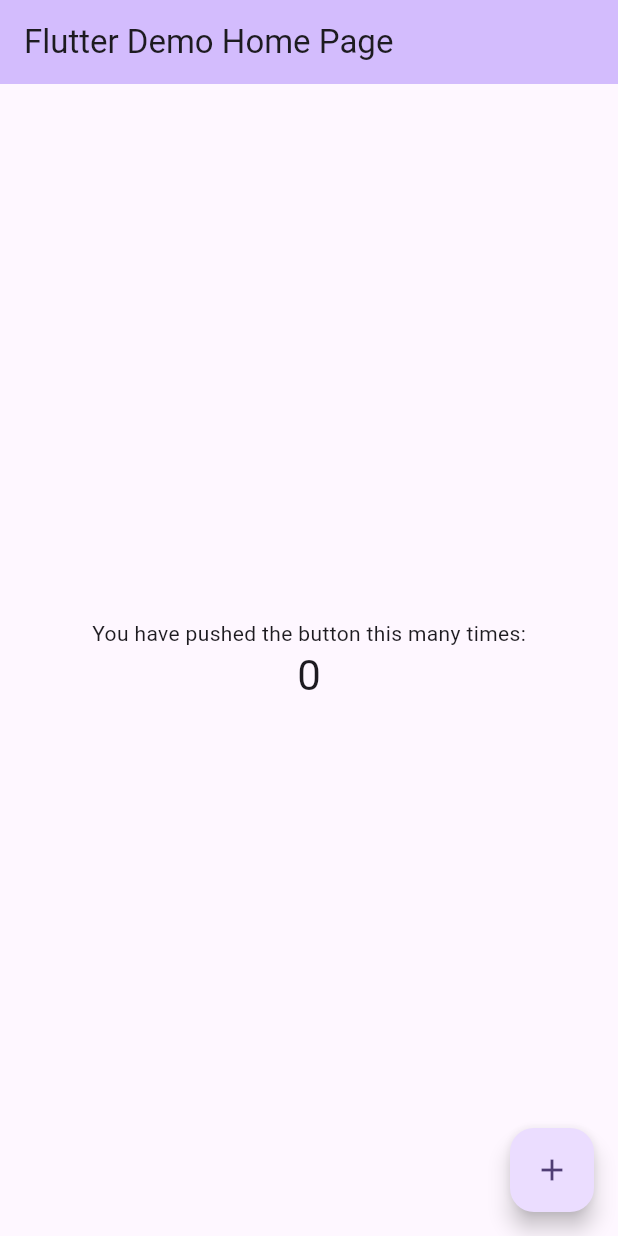
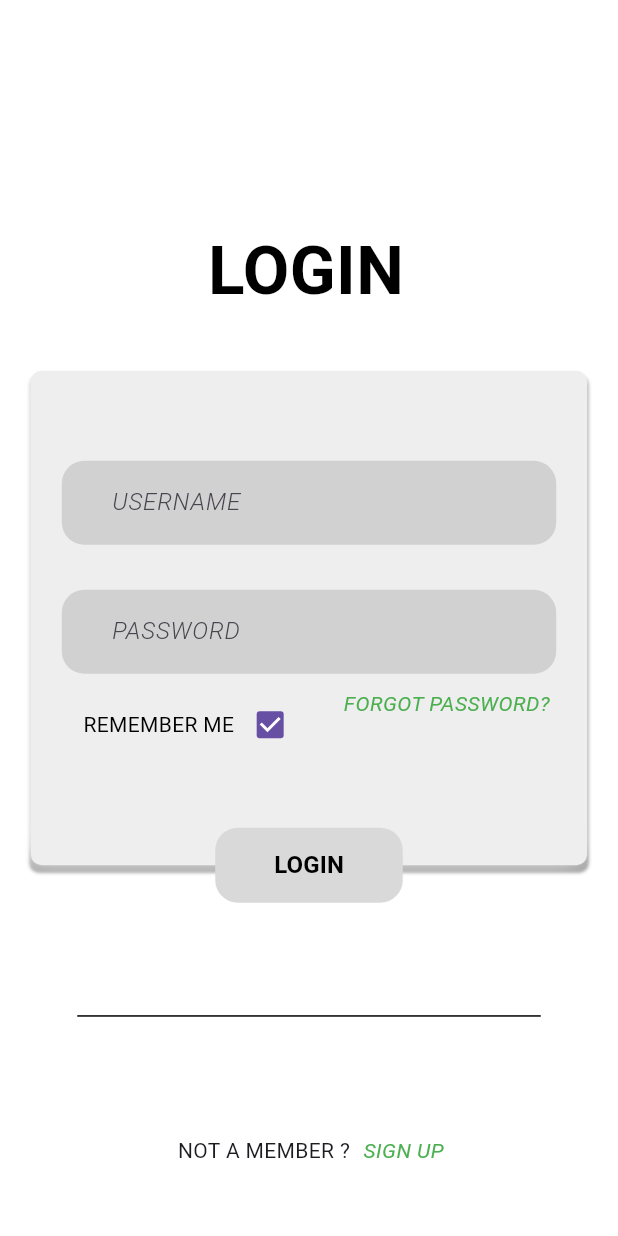
Before and after one commit to jibixn/SnackTrack, a Flutter app: the screen it shows after launch, on a phone screen of 412 x 824 dp. Run offline on Flutter 3.47's test engine with Material 3 defaults, Android fonts, the phone set to English and light mode, and no system bars; missing offline and left inert: dart:ffi.

Commit message:
Add files via upload

```diff
--- /dev/null
+++ b/lib/login.dart
@@ -0,0 +1,350 @@
+import 'package:flutter/cupertino.dart';
+import 'package:flutter/material.dart';
+import 'package:flutter/widgets.dart';
+import 'package:http/http.dart' as http;
+import 'dart:convert';
+import 'dart:ffi';
+import 'package:flutter/cupertino.dart';
+
+
+class LoginScreen extends StatefulWidget {
+  LoginScreen({Key ? key}) : super(key : key);
+
+  @override
+  State<LoginScreen> createState() => _LoginscreenState();
+}
+
+
+
+
+class _LoginscreenState extends State<LoginScreen> {
+  TextEditingController usernameController = TextEditingController();
+  TextEditingController passwordController = TextEditingController();
+
+  bool? check = true;
+  var temp;
+
+  Future<void> login() async {
+    String username = usernameController.text;
+    String password = passwordController.text;
+
+    String APIurl = "endpoint";
+
+    try {
+      Map<String,dynamic> jsonData = {
+        'username':username,
+        'password':password
+      };
+
+      print(temp);
+      final response = await http.post(Uri.parse(APIurl),
+      headers: {'Content-Type':'application/json'},
+          body: json.encode(jsonData));
+      temp = response;
+
+      if(response.statusCode == 200){
+        var jsonResponse = json.decode(response.body);
+
+        String token = jsonResponse['token'];
+
+         Navigator.of(context).pushNamed('/home');
+      }
+      else{
+        showDialog(
+          context: context,
+          builder: (BuildContext context) {
+            return AlertDialog(
+              title: Text('ERROR'),
+              content: Text('Invalid username or password'),
+              actions: [
+                TextButton(
+                  onPressed: () {
+                    Navigator.of(context).pop();
+                  },
+                  child: Text('OK'),
+                ),
+              ],
+            );
+          },
+        );
+      }
+
+    } catch (error) {
+      print(temp);
+      showDialog(
+        context: context,
+        builder: (BuildContext context) {
+          return AlertDialog(
+            title: Text('ERROR'),
+            content: Text('An error occurred. Please try again later.$error'),
+            actions: [
+              TextButton(
+                onPressed: () {
+                  Navigator.of(context).pop();
+                },
+                child: Text('OK'),
+              ),
+            ],
+          );
+        },
+      );
+    }
+  }
+
+  @override
+  Widget build(BuildContext context) {
+    double ScreenWidth=MediaQuery.of(context).size.width;
+    double ScreenHeight=MediaQuery.of(context).size.height;
+    return Scaffold(
+      backgroundColor: Colors.white,
+
+      body: SafeArea(
+
+        child: Container(
+          width :double.infinity,
+          height: double.infinity,
+          child: Column(
+            mainAxisAlignment: MainAxisAlignment.center,
+            children: [
+
+              //LOGIN_HEADING
+
+
+              //USERNAME
+              Stack(
+                clipBehavior: Clip.none,
+                children: [
+
+                  Container(
+                  width: ScreenWidth*0.9,
+                  height: ScreenHeight*0.4,
+                  decoration: BoxDecoration(
+                    color:Colors.grey[200],
+                    borderRadius: BorderRadius.all(Radius.circular(7)),
+                    boxShadow: [
+                      BoxShadow(
+                        color: Colors.grey.shade500,
+                        blurRadius: 1,
+                        offset: Offset(0.0,4.0),
+                        spreadRadius: 1
+                      ),
+                      BoxShadow(
+                        color: Colors.white,
+                        blurRadius: 15,
+                        offset: Offset(-4.0,-4.0),
+                        spreadRadius: 1
+                      ),
+
+                    ]
+                  ),
+
+                  child: Column(
+                    children: [
+                      Container(
+
+                        child: TextField(
+                          controller: usernameController,
+                          decoration: InputDecoration(
+                            hintText: '\t\t\t\tUSERNAME',
+                            hintStyle: TextStyle(
+                              fontStyle: FontStyle.italic,
+                              fontWeight: FontWeight.w300
+                            ),
+                            border: OutlineInputBorder(
+                              borderRadius: BorderRadius.all(Radius.circular(15)),
+                              borderSide: BorderSide.none
+                            ),
+                            fillColor: Colors.black12,
+                            filled: true,
+                          ),
+                        ),
+                        padding: EdgeInsets.only(top: 60,bottom: 10),
+                        width: ScreenWidth*0.8,
+                      ),
+                      Container(
+                    child: TextField(
+                      controller: passwordController,
+                      decoration: InputDecoration(
+                        hintText: '\t\t\t\tPASSWORD',
+                        hintStyle: TextStyle(
+                          fontStyle: FontStyle.italic,
+                          fontWeight: FontWeight.w300
+                        ),
+                        border: OutlineInputBorder(
+                          borderRadius: BorderRadius.all(Radius.circular(15)),
+                          borderSide: BorderSide.none
+                        ),
+                        filled: true,
+                        fillColor: Colors.black12,
+
+                      ),
+                    ),
+                    padding: EdgeInsets.only(top: 20,bottom: 10),
+                    width: ScreenWidth*0.8,
+                  ),
+                  Container(
+                    width: 585,
+                    child: Row(
+                      crossAxisAlignment: CrossAxisAlignment.start ,
+                      mainAxisAlignment: MainAxisAlignment.spaceEvenly,
+
+                      children: [
+                        Container(
+                      child: Row(
+                        children: [
+                          Text(
+                            "REMEMBER ME",
+                            style: TextStyle(
+                              color: Colors.black,
+                            ),
+                          ),
+                          Checkbox(value: check,onChanged:(neww){
+                            setState((){
+
+                              check=neww;
+                            });
+                          },),
+                        ],
+                      ),
+                      padding: EdgeInsets.only(bottom:50,left: 10),
+                    ),
+                        Container(
+                          child:InkWell(
+                            onTap: (){},
+                            child:
+                            Text(
+                              'FORGOT PASSWORD?',
+                            style: TextStyle(
+                              color: Colors.green,
+                              fontStyle: FontStyle.italic
+                              ),
+                            textAlign:TextAlign.right,
+                            )
+                            ),
+
+                        ),
+
+                      ],
+                    ),
+                  ),
+
+
+
+
+
+                    ],
+                  ),
+                                  ),
+                //LOGIN_BUTTON
+                Positioned(
+
+                  left: ((ScreenWidth*0.9)-125)/2,
+                  top:(ScreenHeight*0.4-25),
+                  child: Container(
+
+                    width: 125,
+                    height: 50,
+                    child: ElevatedButton(
+                      onPressed: (){
+                        //login();
+                        Navigator.of(context).pushNamed('/home');
+                    },
+                    child: Text(
+                      "LOGIN",
+                      style: TextStyle(
+                        fontSize: 16,
+                        color: Colors.black,
+                        fontWeight: FontWeight.w700
+                      ),
+                      ),
+                    style: ElevatedButton.styleFrom(
+                      backgroundColor: const Color(0xD9D9D9).withOpacity(1),
+                      elevation: 0,
+
+                      shape: RoundedRectangleBorder(
+                        borderRadius: BorderRadius.circular(15),
+
+
+                      ),
+                    ),
+                    ),
+
+
+                  ),
+                ),
+                Positioned(
+                top: -ScreenHeight*0.12,
+                left: (ScreenWidth*0.9-135)/2,
+
+                child: Container(
+                  width: 135,
+                  child: Text(
+                    "LOGIN",
+                     style: TextStyle(
+                  color: Colors.black,
+                  fontSize: 45,
+                  fontWeight: FontWeight.bold,
+                                      ),
+                                ),
+                ),
+              ),
+              Positioned(
+                left: (ScreenWidth*0.9-ScreenWidth*0.75)/2,
+                top:  (ScreenHeight*0.4+100) ,
+                child: Container(
+                  width: ScreenWidth*0.75,
+                  height: 1,
+                  decoration: BoxDecoration(
+                    color: Colors.black
+                  ),
+                ),
+              ),
+              Positioned(
+                left: (ScreenWidth*0.9-175)/2,
+                top:  (ScreenHeight*0.4+180) ,
+                child: Container(
+                  width: 115,
+                  child: Text(
+                    "NOT A MEMBER ?"
+                  ),
+                ),
+              ),
+              Positioned(
+                left: (ScreenWidth*0.9+60)/2,
+                top:(ScreenHeight*0.4+180) ,
+                child: Container(
+                  width: 60,
+                    child:InkWell(
+                      onTap: (){},
+                      child:
+                      Text(
+                        ' SIGN UP',
+                      style: TextStyle(
+                        color: Colors.green,
+                        fontStyle: FontStyle.italic
+                        ),
+                      textAlign:TextAlign.right,
+                      )
+                      ),
+
+                  ),
+              )
+
+                ],
+
+
+              ),
+
+
+
+
+
+            ],
+          ),
+
+        ),
+
+      ),
+    );
+  }
+}
--- a/lib/main.dart
+++ b/lib/main.dart
@@ -1,125 +1,26 @@
 import 'package:flutter/material.dart';
+import 'package:snack_track/dash.dart';
+import 'package:snack_track/login.dart';
 
-void main() {
-  runApp(const MyApp());
+void main(){
+  runApp(MyApp());
 }
-
 class MyApp extends StatelessWidget {
   const MyApp({super.key});
 
-  // This widget is the root of your application.
   @override
   Widget build(BuildContext context) {
-    return MaterialApp(
-      title: 'Flutter Demo',
+    return  MaterialApp(
       theme: ThemeData(
-        // This is the theme of your application.
-        //
-        // TRY THIS: Try running your application with "flutter run". You'll see
-        // the application has a purple toolbar. Then, without quitting the app,
-        // try changing the seedColor in the colorScheme below to Colors.green
-        // and then invoke "hot reload" (save your changes or press the "hot
-        // reload" button in a Flutter-supported IDE, or press "r" if you used
-        // the command line to start the app).
-        //
-        // Notice that the counter didn't reset back to zero; the application
-        // state is not lost during the reload. To reset the state, use hot
-        // restart instead.
-        //
-        // This works for code too, not just values: Most code changes can be
-        // tested with just a hot reload.
-        colorScheme: ColorScheme.fromSeed(seedColor: Colors.deepPurple),
-        useMaterial3: true,
+        primaryColor: Colors.white,
       ),
-      home: const MyHomePage(title: 'Flutter Demo Home Page'),
+      home: LoginScreen(),
+      routes: {
+        '/home':(context)=>MainDash(),
+        '/login':(context)=>LoginScreen(),
+      }
     );
-  }
-}
 
-class MyHomePage extends StatefulWidget {
-  const MyHomePage({super.key, required this.title});
-
-  // This widget is the home page of your application. It is stateful, meaning
-  // that it has a State object (defined below) that contains fields that affect
-  // how it looks.
-
-  // This class is the configuration for the state. It holds the values (in this
-  // case the title) provided by the parent (in this case the App widget) and
-  // used by the build method of the State. Fields in a Widget subclass are
-  // always marked "final".
-
-  final String title;
-
-  @override
-  State<MyHomePage> createState() => _MyHomePageState();
-}
-
-class _MyHomePageState extends State<MyHomePage> {
-  int _counter = 0;
-
-  void _incrementCounter() {
-    setState(() {
-      // This call to setState tells the Flutter framework that something has
-      // changed in this State, which causes it to rerun the build method below
-      // so that the display can reflect the updated values. If we changed
-      // _counter without calling setState(), then the build method would not be
-      // called again, and so nothing would appear to happen.
-      _counter++;
-    });
   }
 
-  @override
-  Widget build(BuildContext context) {
-    // This method is rerun every time setState is called, for instance as done
-    // by the _incrementCounter method above.
-    //
-    // The Flutter framework has been optimized to make rerunning build methods
-    // fast, so that you can just rebuild anything that needs updating rather
-    // than having to individually change instances of widgets.
-    return Scaffold(
-      appBar: AppBar(
-        // TRY THIS: Try changing the color here to a specific color (to
-        // Colors.amber, perhaps?) and trigger a hot reload to see the AppBar
-        // change color while the other colors stay the same.
-        backgroundColor: Theme.of(context).colorScheme.inversePrimary,
-        // Here we take the value from the MyHomePage object that was created by
-        // the App.build method, and use it to set our appbar title.
-        title: Text(widget.title),
-      ),
-      body: Center(
-        // Center is a layout widget. It takes a single child and positions it
-        // in the middle of the parent.
-        child: Column(
-          // Column is also a layout widget. It takes a list of children and
-          // arranges them vertically. By default, it sizes itself to fit its
-          // children horizontally, and tries to be as tall as its parent.
-          //
-          // Column has various properties to control how it sizes itself and
-          // how it positions its children. Here we use mainAxisAlignment to
-          // center the children vertically; the main axis here is the vertical
-          // axis because Columns are vertical (the cross axis would be
-          // horizontal).
-          //
-          // TRY THIS: Invoke "debug painting" (choose the "Toggle Debug Paint"
-          // action in the IDE, or press "p" in the console), to see the
-          // wireframe for each widget.
-          mainAxisAlignment: MainAxisAlignment.center,
-          children: <Widget>[
-            const Text(
-              'You have pushed the button this many times:',
-            ),
-            Text(
-              '$_counter',
-              style: Theme.of(context).textTheme.headlineMedium,
-            ),
-          ],
-        ),
-      ),
-      floatingActionButton: FloatingActionButton(
-        onPressed: _incrementCounter,
-        tooltip: 'Increment',
-        child: const Icon(Icons.add),
-      ), // This trailing comma makes auto-formatting nicer for build methods.
-    );
-  }
 }
--- a/pubspec.yaml
+++ b/pubspec.yaml
@@ -1,4 +1,4 @@
-name: main
+name: snack_track
 description: "A new Flutter project."
 # The following line prevents the package from being accidentally published to
 # pub.dev using `flutter pub publish`. This is preferred for private packages.
@@ -30,6 +30,7 @@ environment:
 dependencies:
   flutter:
     sdk: flutter
+  http: ^1.2.1
 
 
   # The following adds the Cupertino Icons font to your application.
```
Also changed, not shown: lib/Drawer.dart (added, +209 -0 lines), lib/dash.dart (added, +48 -0 lines), 1 other file.
